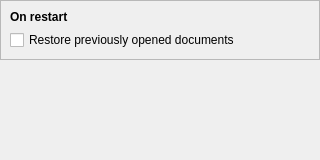
Above: packages/rehuco-agent/src/rehuco_agent/settings/ui/session_page.ui from borco/rehuco before the change. Below: the same form after it.
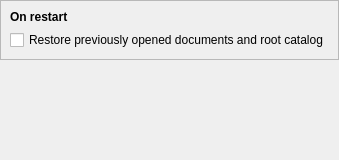
That is the form after the change.

Commit message: refs #377: feat: a Root Catalog dock opens a .rehuco, scans its roots into the .rehudb, and lists what it holds

What changed in the file:
```diff
--- a/packages/rehuco-agent/src/rehuco_agent/settings/ui/session_page.ui
+++ b/packages/rehuco-agent/src/rehuco_agent/settings/ui/session_page.ui
@@ -53,7 +53,7 @@
       <item>
        <widget class="QCheckBox" name="restore_on_startup_check_box">
         <property name="text">
-         <string>Restore previously opened documents</string>
+         <string>Restore previously opened documents and root catalog</string>
         </property>
         <property name="toolTip">
          <string>When off, the app starts with no documents open. Sessions keep being recorded on close either way.</string>
```
Left out of the diff: 2 changed lines with no effect on the pictures. The commit also changes 36 other files.
